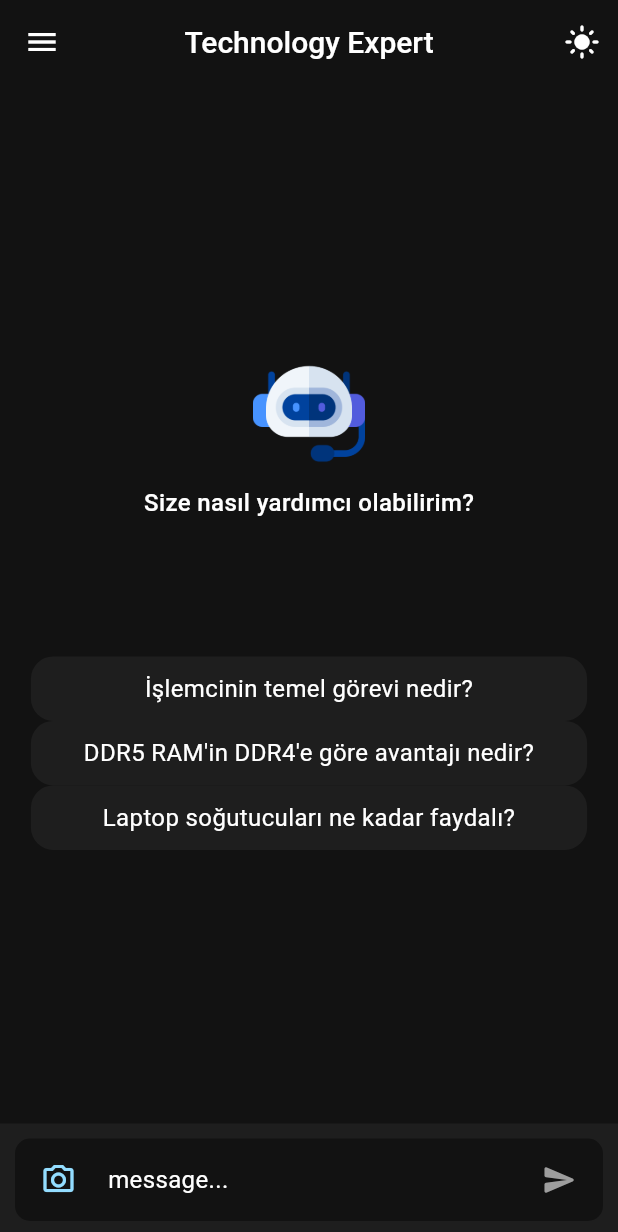
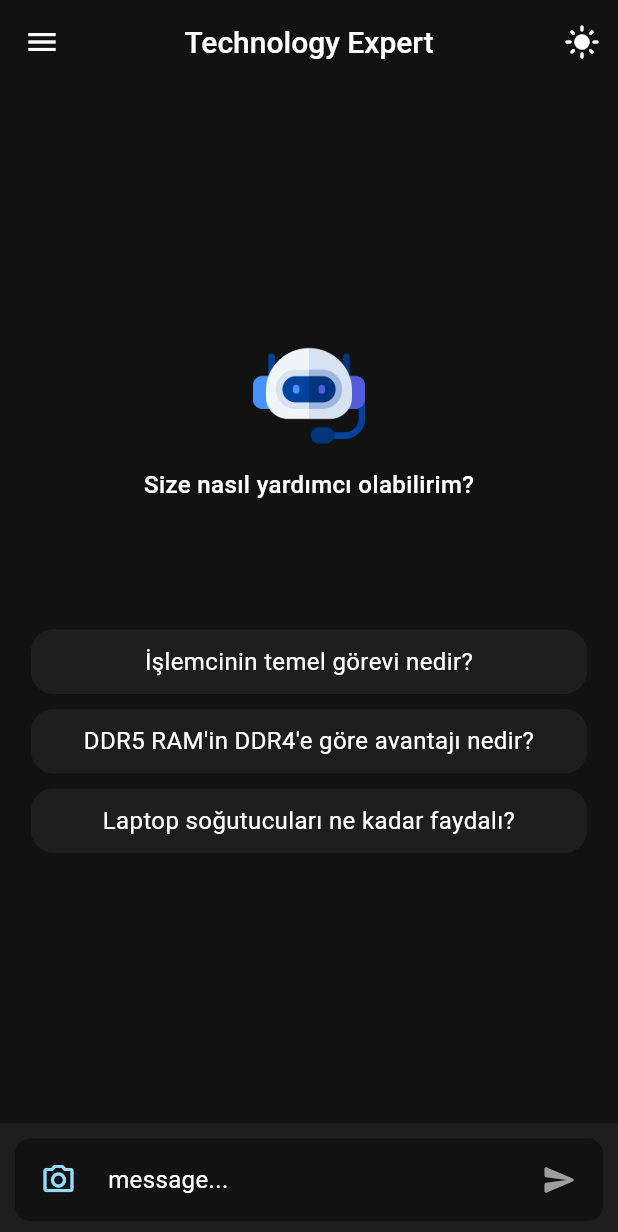
Before and after one commit to Emir1719/Chatbot, a Flutter app: the screen it shows after launch, after a tap on an icon or button, on a phone screen of 412 x 824 dp. Shown: the top 1232 px of the screen. Run offline on Flutter 3.47's test engine with Material 3 defaults, Android fonts, the phone set to English and light mode, and no system bars; our stand-ins replace bloc, chat_bubbles, cookie_jar, dio, dio_cookie_manager, equatable and 3 more; network calls fail.

Commit message:
tasarım ve işlev düzenlemesi

```diff
--- a/lib/features/chat/presentation/bloc/chat_bloc.dart
+++ b/lib/features/chat/presentation/bloc/chat_bloc.dart
@@ -6,7 +6,7 @@ import 'package:chatbot/features/chat/data/datasources/chat_service.dart';
 import 'package:chatbot/features/chat/data/models/chat.dart';
 import 'package:chatbot/features/chat/presentation/bloc/conversation/conversation_bloc.dart';
 import 'package:chatbot/features/chat/presentation/widgets/chat/chat_list_view.dart';
-import 'package:chatbot/features/chat/presentation/widgets/chat/chatbot_greeting.dart';
+import 'package:chatbot/features/chat/presentation/widgets/chat/greeting/chatbot_greeting.dart';
 import 'package:chatbot/features/chat/presentation/widgets/common/app_error_view.dart';
 import 'package:chatbot/features/chat/presentation/widgets/common/app_loading.dart';
 import 'package:chatbot/util/extensions/chat_message_extension.dart';
@@ -55,6 +55,11 @@ class ChatBloc extends Bloc<ChatEvent, ChatState> {
   Future<void> loadMessageAsChat() async {
     final chats = await _service.getChatsByConvId(currentConvId!);
     _mainChats = chats?.expand((e) => e.toChats()).toList();
+  }
+
+  void changeConvId(int id) {
+    currentConvId = id;
+    _mainChats = [];
   }
 
   Future<void> _load(ChatLoadEvent event, Emitter<ChatState> emit) async {
--- a/lib/features/chat/presentation/bloc/conversation/conversation_bloc.dart
+++ b/lib/features/chat/presentation/bloc/conversation/conversation_bloc.dart
@@ -4,6 +4,7 @@ import 'package:bloc/bloc.dart';
 import 'package:chatbot/config/service_locator.dart';
 import 'package:chatbot/features/chat/data/datasources/chat_service.dart';
 import 'package:chatbot/features/chat/data/models/conversation.dart';
+import 'package:chatbot/features/chat/presentation/bloc/chat_bloc.dart';
 import 'package:equatable/equatable.dart';
 
 part 'conversation_event.dart';
@@ -67,6 +68,7 @@ class ConversationBloc extends Bloc<ConversationEvent, ConversationState> {
     try {
       final conv = await _service.createConversation();
       conversations?.add(conv);
+      getIt<ChatBloc>().changeConvId(conv.id);
       _sort();
 
       emit(ConversationLoaded(conversations: conversations));
--- a/lib/features/chat/presentation/widgets/chat/chat_drawer_loaded.dart
+++ b/lib/features/chat/presentation/widgets/chat/chat_drawer_loaded.dart
@@ -1,6 +1,7 @@
 import 'package:chatbot/features/chat/presentation/bloc/chat_bloc.dart';
 import 'package:chatbot/features/chat/presentation/bloc/conversation/conversation_bloc.dart';
 import 'package:chatbot/features/chat/presentation/widgets/chat/popup/conversation_popup_button.dart';
+import 'package:chatbot/util/extensions/context_extension.dart';
 import 'package:flutter/material.dart';
 import 'package:flutter_bloc/flutter_bloc.dart';
 
@@ -21,8 +22,12 @@ class ChatDrawerLoaded extends StatelessWidget {
               context.read<ChatBloc>().add(ChatLoadEvent(convId: data.id));
               if (Navigator.canPop(context)) Navigator.pop(context);
             },
+            tileColor: context.read<ChatBloc>().currentConvId == data.id
+                ? context.color.primaryContainer
+                : context.color.surface,
             trailing: ConversationPopupButton(convId: data.id),
             title: Text(data.title),
+            style: ListTileStyle.drawer,
           );
         },
       ),
--- /dev/null
+++ b/lib/features/chat/presentation/widgets/chat/greeting/chatbot_conv_starters.dart
@@ -0,0 +1,23 @@
+import 'package:chatbot/features/chat/presentation/widgets/chat/conv_starter.dart';
+import 'package:chatbot/features/models/presentation/bloc/models_bloc.dart';
+import 'package:flutter/material.dart';
+import 'package:flutter_bloc/flutter_bloc.dart';
+
+class ChatbotConvStarters extends StatelessWidget {
+  const ChatbotConvStarters({super.key});
+
+  @override
+  Widget build(BuildContext context) {
+    final model = context.read<ModelsBloc>().model;
+
+    // Konuşma başlatıcıları her model için dinamik olarak listelenir
+    final starterWidgets = model!.starters
+        .map((starter) => Padding(
+              padding: const EdgeInsets.only(bottom: 10),
+              child: ConvStarter(message: starter),
+            ))
+        .toList();
+
+    return Column(children: [...starterWidgets]);
+  }
+}
--- /dev/null
+++ b/lib/features/chat/presentation/widgets/chat/greeting/chatbot_greeting.dart
@@ -0,0 +1,25 @@
+import 'package:chatbot/features/chat/presentation/widgets/chat/greeting/chatbot_conv_starters.dart';
+import 'package:chatbot/features/chat/presentation/widgets/chat/greeting/chatbot_logo.dart';
+import 'package:flutter/material.dart';
+
+class ChatbotGreeting extends StatelessWidget {
+  const ChatbotGreeting({super.key});
+
+  @override
+  Widget build(BuildContext context) {
+    return OrientationBuilder(
+      builder: (context, orientation) {
+        return Column(
+          mainAxisAlignment: MainAxisAlignment.center,
+          children: [
+            Spacer(flex: 2),
+            ChatbotLogo(),
+            Spacer(),
+            orientation == Orientation.portrait ? ChatbotConvStarters() : SizedBox(),
+            Spacer(flex: 2),
+          ],
+        );
+      },
+    );
+  }
+}
--- a/lib/features/chat/presentation/widgets/chat/chatbot_greeting.dart
+++ b/lib/features/chat/presentation/widgets/chat/greeting/chatbot_logo.dart
@@ -1,4 +1,3 @@
-import 'package:chatbot/features/chat/presentation/widgets/chat/conv_starter.dart';
 import 'package:chatbot/features/models/domain/extensions/model_extension.dart';
 import 'package:chatbot/features/models/presentation/bloc/models_bloc.dart';
 import 'package:chatbot/util/extensions/context_extension.dart';
@@ -6,8 +5,8 @@ import 'package:chatbot/util/image.dart';
 import 'package:flutter/material.dart';
 import 'package:flutter_bloc/flutter_bloc.dart';
 
-class ChatbotGreeting extends StatelessWidget {
-  const ChatbotGreeting({super.key});
+class ChatbotLogo extends StatelessWidget {
+  const ChatbotLogo({super.key});
 
   @override
   Widget build(BuildContext context) {
@@ -15,23 +14,13 @@ class ChatbotGreeting extends StatelessWidget {
     final model = context.read<ModelsBloc>().model;
 
     return Column(
-      mainAxisAlignment: MainAxisAlignment.center,
       children: [
-        Spacer(flex: 2),
         Image.asset(model?.toPath() ?? AppImage.technologyExpert, height: 75),
         space,
         Text(
           "Size nasıl yardımcı olabilirim?",
           style: context.text.bodyMedium?.copyWith(fontWeight: FontWeight.w500),
         ),
-        Spacer(),
-        ...model!.starters.map((e) => ConvStarter(message: e)),
-        /*ConvStarter(message: "İşlemcinin temel görevi nedir?"),
-        space,
-        ConvStarter(message: "DDR5 RAM'in DDR4'e göre avantajı nedir?"),
-        space,
-        ConvStarter(message: "Laptop soğutucuları ne kadar faydalı?"),*/
-        Spacer(flex: 2),
       ],
     );
   }
--- a/lib/features/chat/presentation/widgets/chat/popup/conversation_popup_button.dart
+++ b/lib/features/chat/presentation/widgets/chat/popup/conversation_popup_button.dart
@@ -8,8 +8,8 @@ class ConversationPopupButton extends StatelessWidget {
   @override
   Widget build(BuildContext context) {
     final List<IConvPopup> menuItems = [
+      EditPopup(),
       DeletePopup(),
-      EditPopup(),
     ];
 
     return PopupMenuButton<IConvPopup>(
--- a/lib/util/extensions/context_extension.dart
+++ b/lib/util/extensions/context_extension.dart
@@ -9,4 +9,7 @@ extension ContextExtension on BuildContext {
   Size get size => MediaQuery.of(this).size;
   double height([double scale = 1]) => size.height * scale;
   double width([double scale = 1]) => size.width * scale;
+
+  // orientation
+  Orientation get orientation => MediaQuery.of(this).orientation;
 }
```
